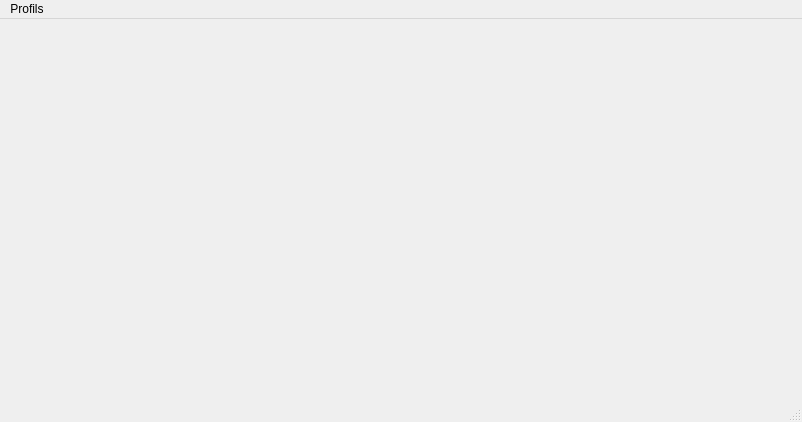
Old version of the form mainwindow.ui in the repository karam-ch/tp1c-.
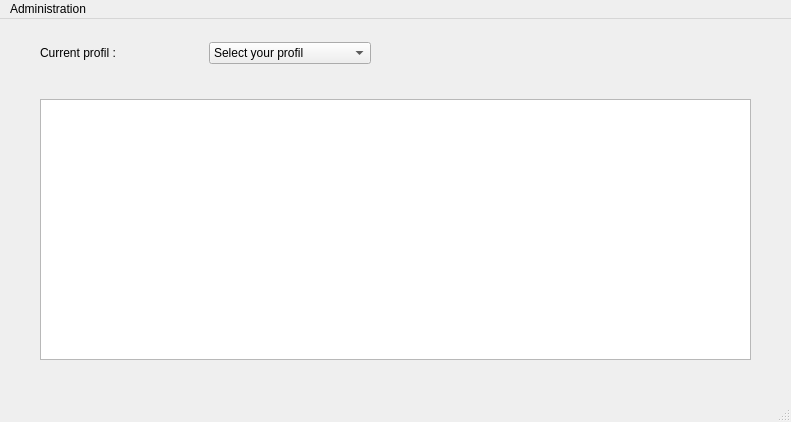
New version of the form.

```diff
--- a/mainwindow.ui
+++ b/mainwindow.ui
@@ -6,29 +6,68 @@
    <rect>
     <x>0</x>
     <y>0</y>
-    <width>802</width>
+    <width>791</width>
     <height>422</height>
    </rect>
   </property>
   <property name="windowTitle">
    <string>MainWindow</string>
   </property>
-  <widget class="QWidget" name="centralwidget"/>
+  <widget class="QWidget" name="centralwidget">
+   <widget class="QWidget" name="horizontalLayoutWidget">
+    <property name="geometry">
+     <rect>
+      <x>40</x>
+      <y>20</y>
+      <width>331</width>
+      <height>28</height>
+     </rect>
+    </property>
+    <layout class="QHBoxLayout" name="horizontalLayout">
+     <item>
+      <widget class="QLabel" name="label">
+       <property name="text">
+        <string>Current profil :</string>
+       </property>
+      </widget>
+     </item>
+     <item>
+      <widget class="QComboBox" name="comboBox">
+       <item>
+        <property name="text">
+         <string>Select your profil</string>
+        </property>
+       </item>
+      </widget>
+     </item>
+    </layout>
+   </widget>
+   <widget class="QTableView" name="tableView">
+    <property name="geometry">
+     <rect>
+      <x>40</x>
+      <y>80</y>
+      <width>711</width>
+      <height>261</height>
+     </rect>
+    </property>
+   </widget>
+  </widget>
   <widget class="QMenuBar" name="menubar">
    <property name="geometry">
     <rect>
      <x>0</x>
      <y>0</y>
-     <width>802</width>
+     <width>791</width>
      <height>23</height>
     </rect>
    </property>
-   <widget class="QMenu" name="menuProfils">
+   <widget class="QMenu" name="menuAdministration">
     <property name="title">
-     <string>Profils</string>
+     <string>Administration</string>
     </property>
    </widget>
-   <addaction name="menuProfils"/>
+   <addaction name="menuAdministration"/>
   </widget>
   <widget class="QStatusBar" name="statusbar"/>
  </widget>
```
Left out of the diff: 12 changed lines with no effect on the pictures.
